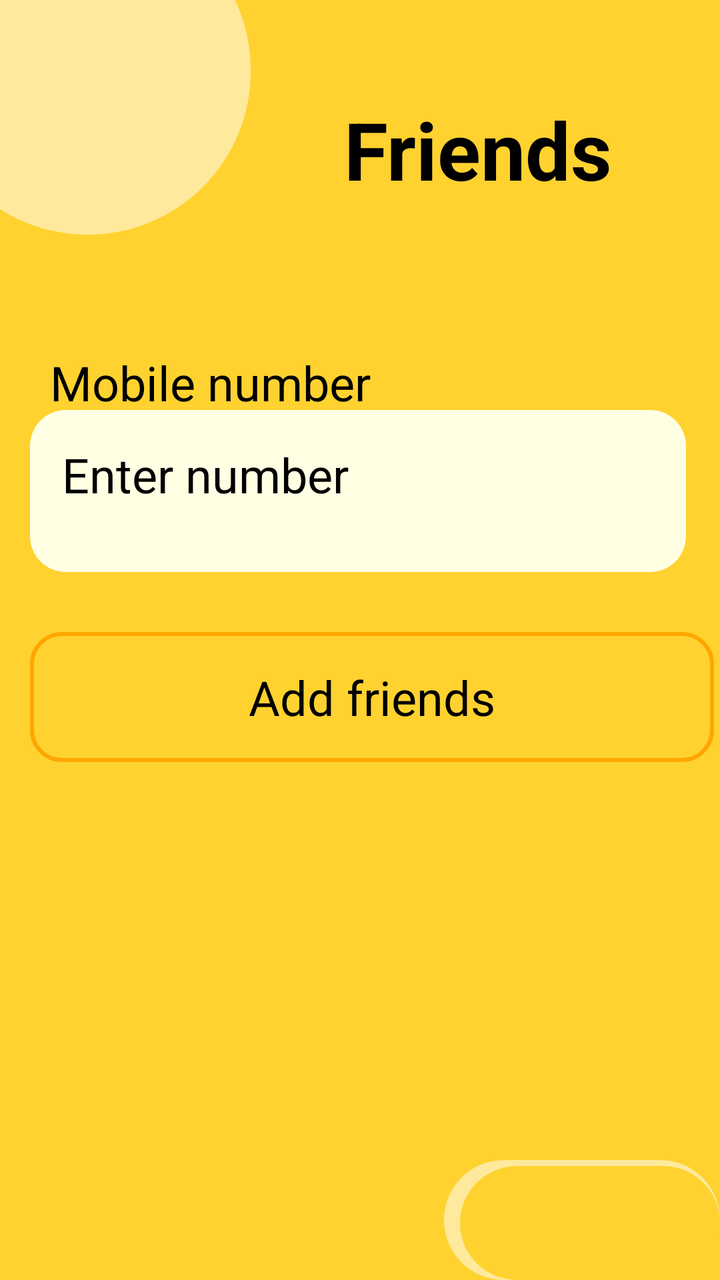
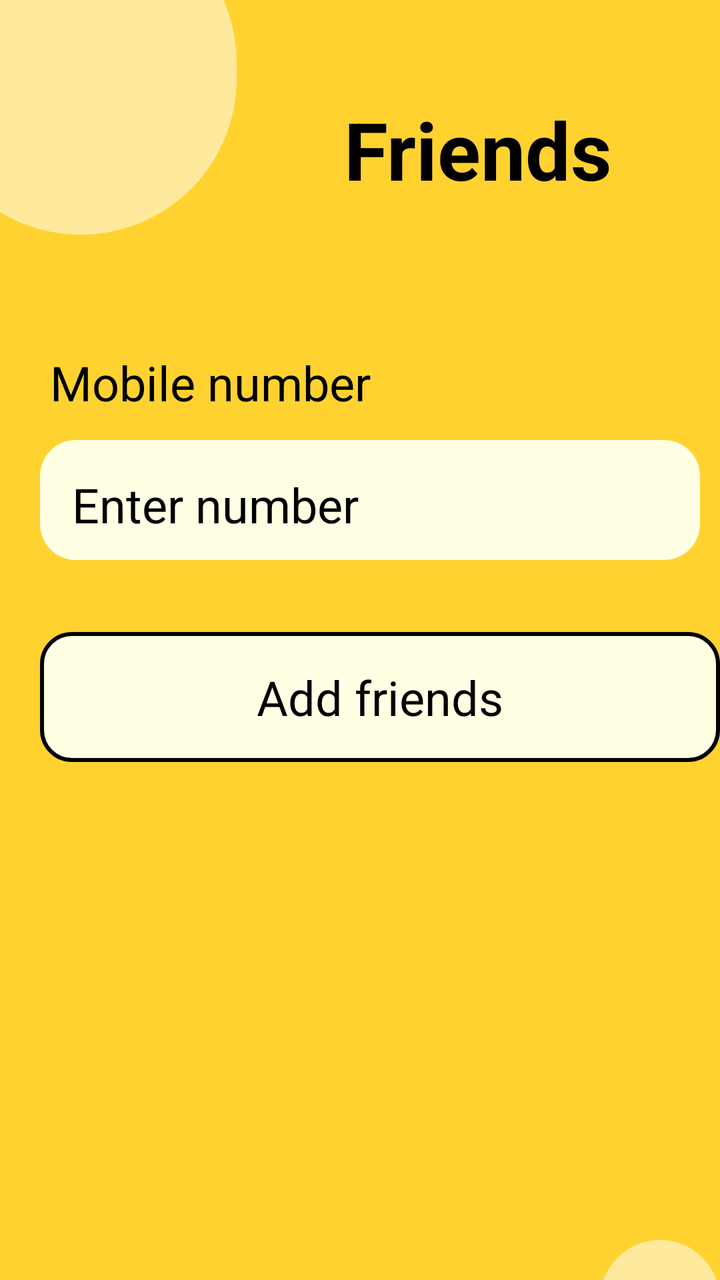

Compare the two renders of this Android layout. The source of the first and the diff that turns it into the second are given below.
<!-- AndroidManifest.xml: application theme Theme.Expo -->
<!-- res/layout/activity_friends.xml -->
<RelativeLayout
    xmlns:android="http://schemas.android.com/apk/res/android"
    android:layout_width="match_parent"
    android:layout_height="match_parent"
    android:background="#FFD230">

    
    <View
        android:id="@+id/circle_top_left"
        android:layout_width="38dp"
        android:layout_height="38dp"
        android:layout_marginLeft="25dp"
        android:layout_marginTop="29dp"
        android:background="@drawable/circle_white" />

    
    <View
        android:id="@+id/arrow"
        android:layout_width="38dp"
        android:layout_height="31dp"
        android:layout_marginLeft="25dp"
        android:layout_marginTop="33dp"
        android:background="@drawable/arrow_black" />

    
    <View
        android:id="@+id/large_circle_back"
        android:layout_width="157dp"
        android:layout_height="151dp"
        android:layout_marginLeft="-40dp"
        android:layout_marginTop="-40dp"
        android:background="@drawable/circle_large_yellow" />

    
    <View
        android:id="@+id/large_circle_front"
        android:layout_width="163dp"
        android:layout_height="164dp"
        android:layout_marginLeft="-38dp"
        android:layout_marginTop="-47dp"
        android:background="@drawable/circle_large_light_yellow" />

    
    <TextView
        android:id="@+id/title"
        android:layout_width="wrap_content"
        android:layout_height="wrap_content"
        android:layout_marginLeft="172dp"
        android:layout_marginTop="48dp"
        android:text="Friends"
        android:textSize="40sp"
        android:textStyle="bold"
        android:textColor="#000000" />

    
    <TextView
        android:id="@+id/mobile_number_label"
        android:layout_width="wrap_content"
        android:layout_height="wrap_content"
        android:layout_marginLeft="25dp"
        android:layout_marginTop="175dp"
        android:text="Mobile number"
        android:textSize="24sp"
        android:textColor="#000000" />

    
    <RelativeLayout
        android:id="@+id/enter_number_box"
        android:layout_width="328dp"
        android:layout_height="81dp"
        android:layout_marginLeft="15dp"
        android:layout_marginTop="205dp"
        android:background="@drawable/box_background"
        android:padding="16dp">

        <TextView
            android:id="@+id/enter_number_text"
            android:layout_width="wrap_content"
            android:layout_height="wrap_content"
            android:text="Enter number"
            android:textSize="24sp"
            android:textColor="#000000" />
    </RelativeLayout>

    
    <RelativeLayout
        android:id="@+id/add_friends_button"
        android:layout_width="342dp"
        android:layout_height="65dp"
        android:layout_marginLeft="15dp"
        android:layout_marginTop="316dp"
        android:background="@drawable/button_background">

        <TextView
            android:id="@+id/add_friends_text"
            android:layout_width="wrap_content"
            android:layout_height="wrap_content"
            android:layout_centerInParent="true"
            android:text="Add friends"
            android:textSize="24sp"
            android:textColor="#000000" />
    </RelativeLayout>

    
    <View
        android:id="@+id/bottom_right_circle_light_yellow"
        android:layout_width="231dp"
        android:layout_height="238dp"
        android:layout_marginLeft="222dp"
        android:layout_marginTop="580dp"
        android:background="@drawable/circle_large_light_yellow" />

    
    <View
        android:id="@+id/bottom_right_circle_yellow"
        android:layout_width="217dp"
        android:layout_height="213dp"
        android:layout_marginLeft="230dp"
        android:layout_marginTop="583dp"
        android:background="@drawable/circle_large_yellow" />
</RelativeLayout>
<!-- resources referenced by this layout -->
<resources>
  <!-- drawable arrow_black (drawable) -->
  <vector xmlns:android="http://schemas.android.com/apk/res/android"
      android:width="24dp"
      android:height="24dp"
      android:viewportWidth="24"
      android:radius="15dp"
      android:viewportHeight="24">
  
      <path
          android:fillColor="#000000"
          android:pathData="M15.41,16.59L10.83,12l4.58,-4.59L14,6l-6,6 6,6z" />
  </vector>
  <!-- drawable box_background (drawable) -->
  <shape xmlns:android="http://schemas.android.com/apk/res/android">
      <solid android:color="#FFFFE4" />
      <corners android:radius="18dp" />
  </shape>
  <!-- drawable button_background (drawable) -->
  <shape xmlns:android="http://schemas.android.com/apk/res/android">
      <solid android:color="#FFD230" />
      <corners android:radius="15dp" />
      <stroke android:width="2dp" android:color="#FFA500" />
  </shape>
  <!-- drawable circle_large_light_yellow (drawable) -->
  <shape xmlns:android="http://schemas.android.com/apk/res/android">
      <solid android:color="#FFE99C" />
      <corners android:radius="100dp" />
  </shape>
  <!-- drawable circle_large_yellow (drawable) -->
  <shape xmlns:android="http://schemas.android.com/apk/res/android">
      <solid android:color="#FFD230" />
      <corners android:radius="100dp" />
  </shape>
  <!-- drawable circle_white (drawable) -->
  <shape xmlns:android="http://schemas.android.com/apk/res/android">
      <solid android:color="#FFFFFF" />
      <corners android:radius="38dp" />
  </shape>
  <style name="Theme.Expo" parent="Base.Theme.Expo" />
  <style name="Base.Theme.Expo" parent="Theme.Material3.DayNight.NoActionBar">
          
          
      </style>
</resources>

<!-- the commit's change to res/layout/activity_friends.xml (unified diff, before → after) -->
@@ -1,5 +1,4 @@
-<RelativeLayout
-    xmlns:android="http://schemas.android.com/apk/res/android"
+<RelativeLayout xmlns:android="http://schemas.android.com/apk/res/android"
     android:layout_width="match_parent"
     android:layout_height="match_parent"
     android:background="#FFD230">
@@ -7,8 +6,8 @@
     
     <View
         android:id="@+id/circle_top_left"
-        android:layout_width="38dp"
-        android:layout_height="38dp"
+        android:layout_width="78dp"
+        android:layout_height="79dp"
         android:layout_marginLeft="25dp"
         android:layout_marginTop="29dp"
         android:background="@drawable/circle_white" />
@@ -25,8 +24,8 @@
     
     <View
         android:id="@+id/large_circle_back"
-        android:layout_width="157dp"
-        android:layout_height="151dp"
+        android:layout_width="147dp"
+        android:layout_height="152dp"
         android:layout_marginLeft="-40dp"
         android:layout_marginTop="-40dp"
         android:background="@drawable/circle_large_yellow" />
@@ -34,13 +33,12 @@
     
     <View
         android:id="@+id/large_circle_front"
-        android:layout_width="163dp"
+        android:layout_width="156dp"
         android:layout_height="164dp"
         android:layout_marginLeft="-38dp"
         android:layout_marginTop="-47dp"
         android:background="@drawable/circle_large_light_yellow" />
 
-    
     <TextView
         android:id="@+id/title"
         android:layout_width="wrap_content"
@@ -48,9 +46,9 @@
         android:layout_marginLeft="172dp"
         android:layout_marginTop="48dp"
         android:text="Friends"
+        android:textColor="#000000"
         android:textSize="40sp"
-        android:textStyle="bold"
-        android:textColor="#000000" />
+        android:textStyle="bold" />
 
     
     <TextView
@@ -60,16 +58,16 @@
         android:layout_marginLeft="25dp"
         android:layout_marginTop="175dp"
         android:text="Mobile number"
-        android:textSize="24sp"
-        android:textColor="#000000" />
+        android:textColor="#000000"
+        android:textSize="24sp" />
 
     
     <RelativeLayout
         android:id="@+id/enter_number_box"
-        android:layout_width="328dp"
-        android:layout_height="81dp"
-        android:layout_marginLeft="15dp"
-        android:layout_marginTop="205dp"
+        android:layout_width="330dp"
+        android:layout_height="60dp"
+        android:layout_marginLeft="20dp"
+        android:layout_marginTop="220dp"
         android:background="@drawable/box_background"
         android:padding="16dp">
 
@@ -78,8 +76,8 @@
             android:layout_width="wrap_content"
             android:layout_height="wrap_content"
             android:text="Enter number"
-            android:textSize="24sp"
-            android:textColor="#000000" />
+            android:textColor="#000000"
+            android:textSize="24sp" />
     </RelativeLayout>
 
     
@@ -87,7 +85,7 @@
         android:id="@+id/add_friends_button"
         android:layout_width="342dp"
         android:layout_height="65dp"
-        android:layout_marginLeft="15dp"
+        android:layout_marginLeft="20dp"
         android:layout_marginTop="316dp"
         android:background="@drawable/button_background">
 
@@ -97,25 +95,17 @@
             android:layout_height="wrap_content"
             android:layout_centerInParent="true"
             android:text="Add friends"
-            android:textSize="24sp"
-            android:textColor="#000000" />
+            android:textColor="#000000"
+            android:textSize="24sp" />
     </RelativeLayout>
 
-    
     <View
         android:id="@+id/bottom_right_circle_light_yellow"
-        android:layout_width="231dp"
-        android:layout_height="238dp"
-        android:layout_marginLeft="222dp"
-        android:layout_marginTop="580dp"
+        android:layout_width="142dp"
+        android:layout_height="140dp"
+        android:layout_marginStart="300dp"
+        android:layout_marginLeft="220dp"
+        android:layout_marginTop="620dp"
+        android:layout_marginBottom="-100dp"
         android:background="@drawable/circle_large_light_yellow" />
-
-    
-    <View
-        android:id="@+id/bottom_right_circle_yellow"
-        android:layout_width="217dp"
-        android:layout_height="213dp"
-        android:layout_marginLeft="230dp"
-        android:layout_marginTop="583dp"
-        android:background="@drawable/circle_large_yellow" />
 </RelativeLayout>
<!-- resource entries referenced after the edit -->
@@ -19,14 +19,14 @@
   </shape>
   <!-- drawable button_background (drawable) -->
   <shape xmlns:android="http://schemas.android.com/apk/res/android">
-      <solid android:color="#FFD230" />
+      <solid android:color="#FFFFE4" />
       <corners android:radius="15dp" />
-      <stroke android:width="2dp" android:color="#FFA500" />
+      <stroke android:width="2dp" android:color="#000000" />
   </shape>
   <!-- drawable circle_large_light_yellow (drawable) -->
   <shape xmlns:android="http://schemas.android.com/apk/res/android">
-      <solid android:color="#FFE99C" />
-      <corners android:radius="100dp" />
+      <solid android:color="#FFE99C"/> 
+      <corners android:radius="100dp" android:bottomRightRadius="100dp" android:topLeftRadius="100dp" android:topRightRadius="100dp"/>
   </shape>
   <!-- drawable circle_large_yellow (drawable) -->
   <shape xmlns:android="http://schemas.android.com/apk/res/android">
